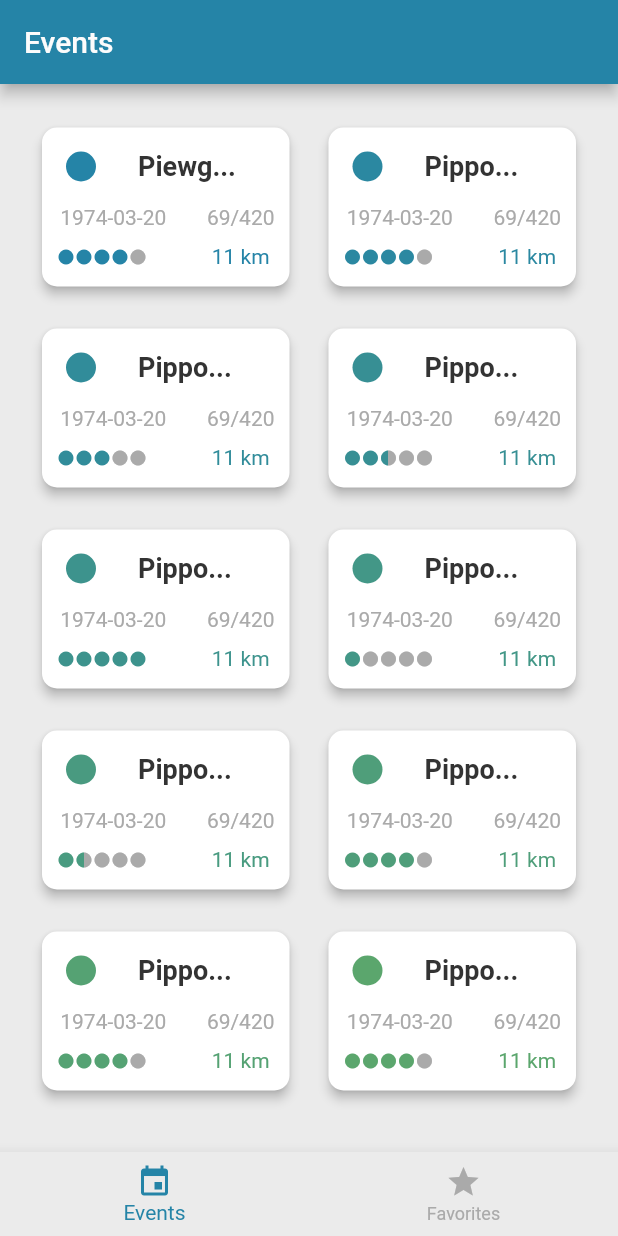
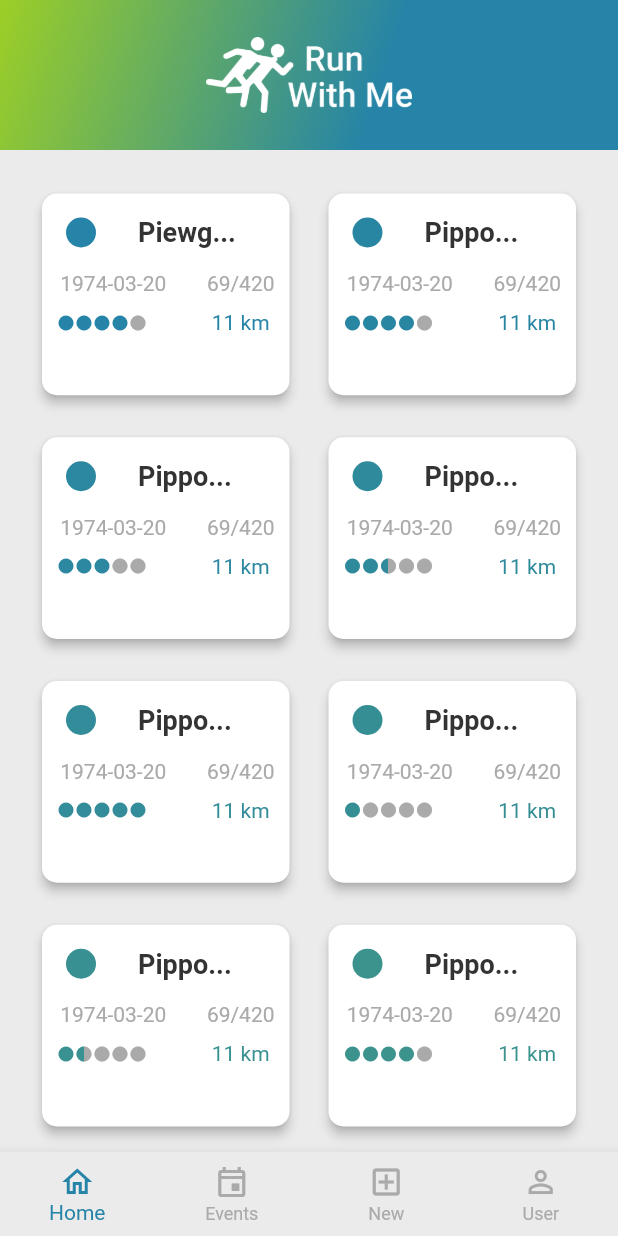
Before and after one commit to FedericoGianni/run-with-me-fe, a Flutter app: the screen it shows after launch, on a phone screen of 412 x 824 dp. Run offline on Flutter 3.47's test engine with Material 2 defaults, Android fonts, the phone set to English and light mode, and no system bars; our stand-ins replace google_fonts.

Commit message:
Added Appbar fade, icons and title. Also added most pages as empty in the bottombar

```diff
--- a/lib/dummy_data/dummy_events.dart
+++ b/lib/dummy_data/dummy_events.dart
@@ -150,5 +150,125 @@ const dummy = [
     date: "1974-03-20",
     createdAt: '1974-03-20',
     averagePace: 55.76,
-  )
+  ),
+  Event(
+    adminId: 1,
+    averageDuration: 55,
+    averageLength: 11,
+    startingPintLong: 555.0,
+    startingPintLat: 555.45,
+    name: "PippoRun",
+    maxParticipants: 420,
+    currentParticipants: 69,
+    id: 543524,
+    difficultyLevel: 1.5,
+    date: "1974-03-20",
+    createdAt: '1974-03-20',
+    averagePace: 55.76,
+  ),
+  Event(
+    adminId: 1,
+    averageDuration: 55,
+    averageLength: 11,
+    startingPintLong: 555.0,
+    startingPintLat: 555.45,
+    name: "PippoRun",
+    maxParticipants: 420,
+    currentParticipants: 69,
+    id: 543524,
+    difficultyLevel: 4,
+    date: "1974-03-20",
+    createdAt: '1974-03-20',
+    averagePace: 55.76,
+  ),
+  Event(
+    adminId: 1,
+    averageDuration: 55,
+    averageLength: 11,
+    startingPintLong: 555.0,
+    startingPintLat: 555.45,
+    name: "PippoRun",
+    maxParticipants: 420,
+    currentParticipants: 69,
+    id: 543524,
+    difficultyLevel: 4,
+    date: "1974-03-20",
+    createdAt: '1974-03-20',
+    averagePace: 55.76,
+  ),
+  Event(
+    adminId: 1,
+    averageDuration: 55,
+    averageLength: 11,
+    startingPintLong: 555.0,
+    startingPintLat: 555.45,
+    name: "PippoRun",
+    maxParticipants: 420,
+    currentParticipants: 69,
+    id: 543524,
+    difficultyLevel: 4,
+    date: "1974-03-20",
+    createdAt: '1974-03-20',
+    averagePace: 55.76,
+  ),
+  Event(
+    adminId: 1,
+    averageDuration: 55,
+    averageLength: 11,
+    startingPintLong: 555.0,
+    startingPintLat: 555.45,
+    name: "PippoRun",
+    maxParticipants: 420,
+    currentParticipants: 69,
+    id: 543524,
+    difficultyLevel: 1.5,
+    date: "1974-03-20",
+    createdAt: '1974-03-20',
+    averagePace: 55.76,
+  ),
+  Event(
+    adminId: 1,
+    averageDuration: 55,
+    averageLength: 11,
+    startingPintLong: 555.0,
+    startingPintLat: 555.45,
+    name: "PippoRun",
+    maxParticipants: 420,
+    currentParticipants: 69,
+    id: 543524,
+    difficultyLevel: 4,
+    date: "1974-03-20",
+    createdAt: '1974-03-20',
+    averagePace: 55.76,
+  ),
+  Event(
+    adminId: 1,
+    averageDuration: 55,
+    averageLength: 11,
+    startingPintLong: 555.0,
+    startingPintLat: 555.45,
+    name: "PippoRun",
+    maxParticipants: 420,
+    currentParticipants: 69,
+    id: 543524,
+    difficultyLevel: 4,
+    date: "1974-03-20",
+    createdAt: '1974-03-20',
+    averagePace: 55.76,
+  ),
+  Event(
+    adminId: 1,
+    averageDuration: 55,
+    averageLength: 11,
+    startingPintLong: 555.0,
+    startingPintLat: 555.45,
+    name: "PippoRun",
+    maxParticipants: 420,
+    currentParticipants: 69,
+    id: 543524,
+    difficultyLevel: 4,
+    date: "1974-03-20",
+    createdAt: '1974-03-20',
+    averagePace: 55.76,
+  ),
 ];
--- a/lib/main.dart
+++ b/lib/main.dart
@@ -5,6 +5,9 @@ import 'widgets/event_card_text_only.dart';
 import 'dummy_data/dummy_events.dart';
 import 'screens/events_screen.dart';
 import 'screens/tabs_screen.dart';
+import 'screens/add_event_screen.dart';
+import 'screens/user_screen.dart';
+import 'screens/booked_events_screen.dart';
 
 void main() {
   runApp(const MyApp());
@@ -23,6 +26,9 @@ class MyApp extends StatelessWidget {
       routes: {
         '/': (ctx) => TabsScreen(),
         EventsScreen.routeName: (ctx) => EventsScreen(),
+        AddEventScreen.routeName: (ctx) => AddEventScreen(),
+        BookedEventsScreen.routeName: (ctx) => BookedEventsScreen(),
+        UserScreen.routeName: (ctx) => UserScreen(),
       },
       onGenerateRoute: (settings) {},
       // onUnknownRoute: (settings) {
--- /dev/null
+++ b/lib/screens/add_event_screen.dart
@@ -0,0 +1,12 @@
+import 'package:flutter/material.dart';
+
+import '../dummy_data/dummy_events.dart';
+import '../widgets/event_card_text_only.dart';
+
+class AddEventScreen extends StatelessWidget {
+  static const routeName = '/add_event';
+  @override
+  Widget build(BuildContext context) {
+    return Center(child: Text('Add Event Page'));
+  }
+}
--- /dev/null
+++ b/lib/screens/booked_events_screen.dart
@@ -0,0 +1,12 @@
+import 'package:flutter/material.dart';
+
+import '../dummy_data/dummy_events.dart';
+import '../widgets/event_card_text_only.dart';
+
+class BookedEventsScreen extends StatelessWidget {
+  static const routeName = '/booked';
+  @override
+  Widget build(BuildContext context) {
+    return Center(child: Text('Booked Events Page'));
+  }
+}
--- a/lib/screens/events_screen.dart
+++ b/lib/screens/events_screen.dart
@@ -9,17 +9,19 @@ class EventsScreen extends StatelessWidget {
   Widget build(BuildContext context) {
     return GridView(
       padding: const EdgeInsets.all(25),
-      children: dummy
-          .asMap()
-          .entries
-          .map(
-            (eventData) => EventItem(
-                eventData.value, eventData.key, dummy.length.toDouble()),
-          )
-          .toList(),
+      // children: dummy
+      //     .map(
+      //       (eventData) => EventItem(eventData, 1, dummy.length.toDouble()),
+      //     )
+      //     .toList(),
+      children: [
+        ...List.generate(dummy.length, (index) {
+          return EventItem(dummy[index], index, dummy.length.toDouble());
+        })
+      ],
       gridDelegate: const SliverGridDelegateWithMaxCrossAxisExtent(
         maxCrossAxisExtent: 200,
-        childAspectRatio: 3 / 2,
+        childAspectRatio: 3 / 2.5,
         crossAxisSpacing: 20,
         mainAxisSpacing: 20,
       ),
--- a/lib/screens/tabs_screen.dart
+++ b/lib/screens/tabs_screen.dart
@@ -1,9 +1,16 @@
+// ignore_for_file: unnecessary_const
+
 import 'package:flutter/material.dart';
 import '/models/event.dart';
 
 // import '../widgets/main_drawer.dart';
 // import './favorites_screen.dart';
 import './events_screen.dart';
+import 'add_event_screen.dart';
+import './user_screen.dart';
+import './booked_events_screen.dart';
+import '../widgets/gradientAppbar.dart';
+
 // import '../models/meal.dart';
 
 class TabsScreen extends StatefulWidget {
@@ -21,10 +28,19 @@ class _TabsScreenState extends State<TabsScreen> {
       {
         'title': 'Events',
         'page': EventsScreen(),
+        'icon': 'logo_white.png',
       },
       {
-        'title': 'Events',
-        'page': EventsScreen(),
+        'title': 'My Events',
+        'page': BookedEventsScreen(),
+      },
+      {
+        'title': 'My Events',
+        'page': AddEventScreen(),
+      },
+      {
+        'title': 'My Events',
+        'page': UserScreen(),
       },
     ];
     super.initState();
@@ -39,10 +55,9 @@ class _TabsScreenState extends State<TabsScreen> {
   @override
   Widget build(BuildContext context) {
     return Scaffold(
-      appBar: AppBar(
-        title: Text(
-          _pages[_selectedPageIndex]['title'],
-        ),
+      appBar: PreferredSize(
+        child: GradientAppBar(_pages[_selectedPageIndex]['title']),
+        preferredSize: Size(MediaQuery.of(context).size.width, 150.0),
       ),
       body: _pages[_selectedPageIndex]['page'],
       bottomNavigationBar: BottomNavigationBar(
@@ -51,17 +66,27 @@ class _TabsScreenState extends State<TabsScreen> {
         unselectedItemColor: Theme.of(context).unselectedWidgetColor,
         selectedItemColor: Theme.of(context).primaryColor,
         currentIndex: _selectedPageIndex,
-        // type: BottomNavigationBarType.fixed,
+        type: BottomNavigationBarType.fixed,
         items: [
           BottomNavigationBarItem(
             backgroundColor: Theme.of(context).primaryColor,
-            icon: Icon(Icons.event),
+            icon: const Icon(Icons.home_outlined),
+            title: Text('Home'),
+          ),
+          BottomNavigationBarItem(
+            backgroundColor: Theme.of(context).primaryColor,
+            icon: const Icon(Icons.event_outlined),
             title: Text('Events'),
           ),
           BottomNavigationBarItem(
             backgroundColor: Theme.of(context).primaryColor,
-            icon: Icon(Icons.star),
-            title: Text('Favorites'),
+            icon: Icon(Icons.add_box_outlined),
+            title: Text('New'),
+          ),
+          BottomNavigationBarItem(
+            backgroundColor: Theme.of(context).primaryColor,
+            icon: Icon(Icons.person_outline),
+            title: Text('User'),
           ),
         ],
       ),
--- /dev/null
+++ b/lib/screens/user_screen.dart
@@ -0,0 +1,12 @@
+import 'package:flutter/material.dart';
+
+import '../dummy_data/dummy_events.dart';
+import '../widgets/event_card_text_only.dart';
+
+class UserScreen extends StatelessWidget {
+  static const routeName = '/user';
+  @override
+  Widget build(BuildContext context) {
+    return Center(child: Text('User Info Page'));
+  }
+}
--- /dev/null
+++ b/lib/widgets/gradientAppbar.dart
@@ -0,0 +1,40 @@
+import "package:flutter/material.dart";
+
+import '../themes/custom_colors.dart';
+
+class GradientAppBar extends StatelessWidget {
+  final String title;
+  final double barHeight = 100.0;
+
+  GradientAppBar(this.title);
+
+  @override
+  Widget build(BuildContext context) {
+    final double statusbarHeight = MediaQuery.of(context).padding.top;
+    // const double statusbarHeight = 10;
+
+    return Container(
+      padding: EdgeInsets.only(top: statusbarHeight),
+      height: statusbarHeight + barHeight,
+      child: Center(
+        child: Image.asset(
+          "assets/icons/logo_white.png",
+          width: MediaQuery.of(context).size.width / 3,
+        ),
+        // child: Text(
+        //   title,
+        //   style: const TextStyle(
+        //       fontSize: 20.0, color: Colors.white, fontWeight: FontWeight.bold),
+        // ),
+      ),
+      decoration: BoxDecoration(
+        gradient: LinearGradient(
+            colors: [secondaryColor, primaryColor],
+            begin: const FractionalOffset(0, 0),
+            end: const FractionalOffset(0.6, 0.8),
+            stops: const [0.0, 1.0],
+            tileMode: TileMode.clamp),
+      ),
+    );
+  }
+}
```
Also changed, not shown: pubspec.yaml (+9 -0 lines), assets/icons/icon.png (added), assets/icons/logo_white.png (added), pubspec.lock, 21 other files.
